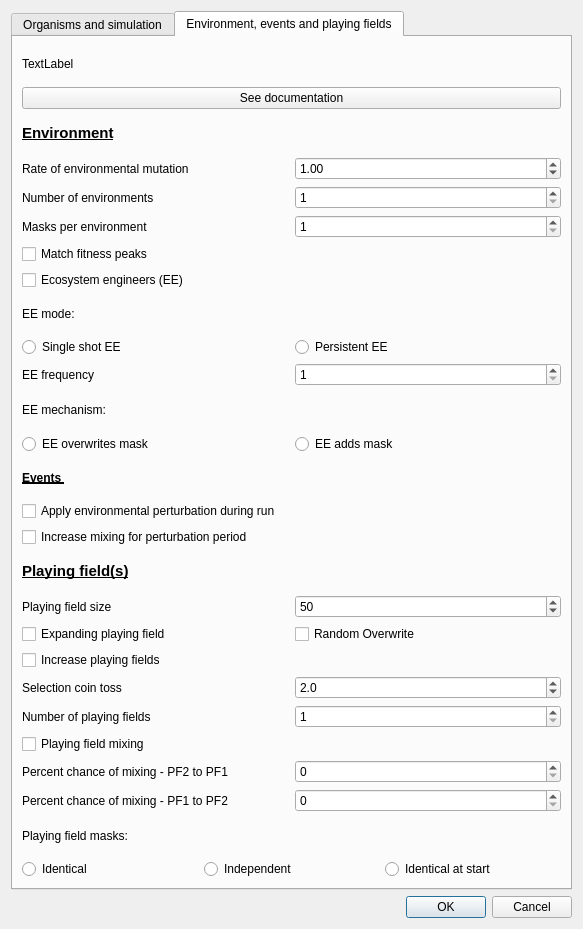
Before: the Qt Designer form settings.ui in palaeoware/trevosim, drawn with Qt 5.
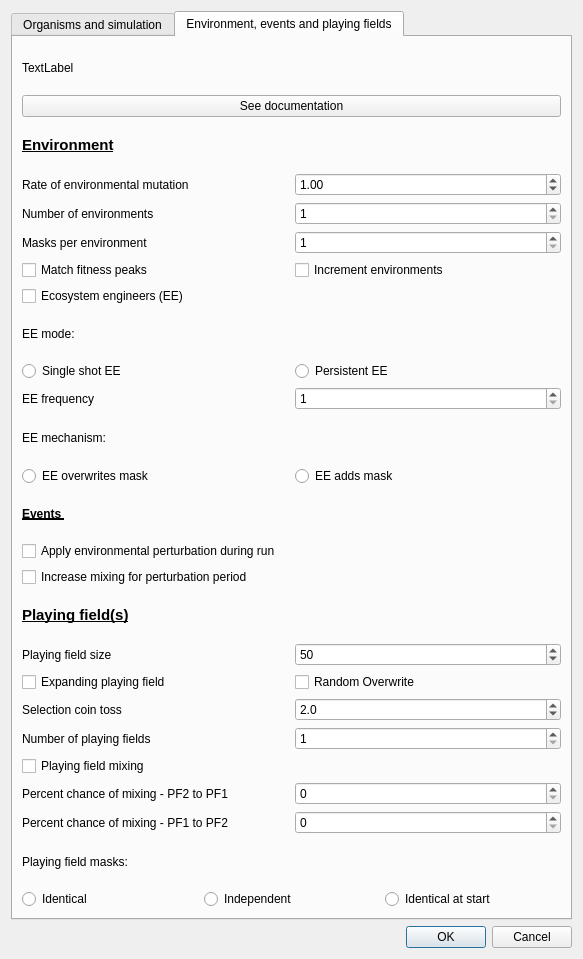
After: the same form once the commit is applied. The open tabs and pages were chosen to show the change.

Commit message:
fix error from last commit
We need to increase environments, not playing fields - fix the changes
to the GUI that I made last time.

Diff of the .ui file:
```diff
--- a/settings.ui
+++ b/settings.ui
@@ -7,7 +7,7 @@
     <x>0</x>
     <y>0</y>
     <width>583</width>
-    <height>929</height>
+    <height>959</height>
    </rect>
   </property>
   <property name="windowTitle">
@@ -17,7 +17,7 @@
    <item>
     <widget class="QTabWidget" name="settingsTabWidget">
      <property name="currentIndex">
-      <number>1</number>
+      <number>0</number>
      </property>
      <widget class="QWidget" name="organism_tab">
       <attribute name="title">
@@ -316,14 +316,68 @@
        <string>Environment, events and playing fields</string>
       </attribute>
       <layout class="QGridLayout" name="gridLayout_2">
-       <item row="26" column="0">
-        <widget class="QLabel" name="label_15">
+       <item row="7" column="1">
+        <widget class="QCheckBox" name="c_increment_environments">
          <property name="text">
-          <string>Percent chance of mixing - PF2 to PF1</string>
+          <string>Increment environments</string>
          </property>
         </widget>
        </item>
-       <item row="14" column="0" colspan="2">
+       <item row="1" column="0" colspan="2">
+        <widget class="QLabel" name="docs_label_02">
+         <property name="text">
+          <string>TextLabel</string>
+         </property>
+        </widget>
+       </item>
+       <item row="2" column="0" colspan="2">
+        <widget class="QPushButton" name="docs_pushButton_02">
+         <property name="text">
+          <string>See documentation</string>
+         </property>
+        </widget>
+       </item>
+       <item row="30" column="0">
+        <widget class="QLabel" name="label_16">
+         <property name="text">
+          <string>Playing field masks:</string>
+         </property>
+        </widget>
+       </item>
+       <item row="4" column="1">
+        <widget class="QDoubleSpinBox" name="s_environment_mutation">
+         <property name="decimals">
+          <number>2</number>
+         </property>
+         <property name="singleStep">
+          <double>0.010000000000000</double>
+         </property>
+         <property name="value">
+          <double>1.000000000000000</double>
+         </property>
+        </widget>
+       </item>
+       <item row="19" column="0">
+        <widget class="QLabel" name="label_22">
+         <property name="font">
+          <font>
+           <bold>true</bold>
+           <underline>true</underline>
+          </font>
+         </property>
+         <property name="text">
+          <string>Events </string>
+         </property>
+        </widget>
+       </item>
+       <item row="28" column="1">
+        <widget class="QSpinBox" name="s_mixing_1_to_0">
+         <property name="maximum">
+          <number>100</number>
+         </property>
+        </widget>
+       </item>
+       <item row="17" column="0" colspan="2">
         <layout class="QHBoxLayout" name="horizontalLayout_4">
          <item>
           <widget class="QRadioButton" name="r_overwrite_mask">
@@ -347,13 +401,6 @@
          </item>
         </layout>
        </item>
-       <item row="5" column="0">
-        <widget class="QLabel" name="label_19">
-         <property name="text">
-          <string>Number of environments</string>
-         </property>
-        </widget>
-       </item>
        <item row="4" column="0">
         <widget class="QLabel" name="label_7">
          <property name="text">
@@ -361,10 +408,31 @@
          </property>
         </widget>
        </item>
-       <item row="1" column="0" colspan="2">
-        <widget class="QLabel" name="docs_label_02">
+       <item row="15" column="0">
+        <widget class="QLabel" name="EE_Label">
          <property name="text">
-          <string>TextLabel</string>
+          <string>EE frequency</string>
+         </property>
+        </widget>
+       </item>
+       <item row="7" column="0">
+        <widget class="QCheckBox" name="c_match_fitness_peaks">
+         <property name="text">
+          <string>Match fitness peaks</string>
+         </property>
+        </widget>
+       </item>
+       <item row="22" column="0">
+        <widget class="QLabel" name="label_20">
+         <property name="font">
+          <font>
+           <pointsize>11</pointsize>
+           <bold>true</bold>
+           <underline>true</underline>
+          </font>
+         </property>
+         <property name="text">
+          <string>Playing field(s)</string>
          </property>
         </widget>
        </item>
@@ -376,148 +444,41 @@
         </widget>
        </item>
        <item row="21" column="0" colspan="2">
-        <layout class="QHBoxLayout" name="horizontalLayout_5">
-         <item>
-          <widget class="QCheckBox" name="c_expanding_playingfield">
-           <property name="text">
-            <string>Expanding playing field</string>
-           </property>
-          </widget>
-         </item>
-         <item>
-          <widget class="QCheckBox" name="c_random_overwrite">
-           <property name="text">
-            <string>Random Overwrite</string>
-           </property>
-          </widget>
-         </item>
-        </layout>
+        <widget class="QCheckBox" name="c_mixing_perturbation">
+         <property name="text">
+          <string>Increase mixing for perturbation period </string>
+         </property>
+        </widget>
        </item>
-       <item row="9" column="0" colspan="2">
+       <item row="6" column="0">
+        <widget class="QLabel" name="label_17">
+         <property name="text">
+          <string>Masks per environment</string>
+         </property>
+        </widget>
+       </item>
+       <item row="12" column="0" colspan="2">
         <widget class="QLabel" name="EE_Label_3">
          <property name="text">
           <string>EE mode:</string>
          </property>
         </widget>
        </item>
-       <item row="26" column="1">
-        <widget class="QSpinBox" name="s_mixing_1_to_0">
-         <property name="maximum">
-          <number>100</number>
-         </property>
-        </widget>
-       </item>
-       <item row="17" column="0" colspan="2">
+       <item row="20" column="0" colspan="2">
         <widget class="QCheckBox" name="c_extinction">
          <property name="text">
           <string>Apply environmental perturbation during run</string>
          </property>
         </widget>
        </item>
-       <item row="23" column="1">
-        <widget class="QDoubleSpinBox" name="s_selection">
-         <property name="decimals">
-          <number>1</number>
-         </property>
-         <property name="minimum">
-          <double>1.000000000000000</double>
-         </property>
-         <property name="value">
-          <double>2.000000000000000</double>
-         </property>
-        </widget>
-       </item>
-       <item row="25" column="0">
-        <widget class="QCheckBox" name="c_mixing">
-         <property name="text">
-          <string>Playing field mixing</string>
-         </property>
-        </widget>
-       </item>
-       <item row="18" column="0" colspan="2">
-        <widget class="QCheckBox" name="c_mixing_perturbation">
-         <property name="text">
-          <string>Increase mixing for perturbation period </string>
-         </property>
-        </widget>
-       </item>
-       <item row="24" column="0">
+       <item row="26" column="0">
         <widget class="QLabel" name="label_playingfieldNumber">
          <property name="text">
           <string>Number of playing fields</string>
          </property>
         </widget>
        </item>
-       <item row="7" column="0">
-        <widget class="QCheckBox" name="c_match_fitness_peaks">
-         <property name="text">
-          <string>Match fitness peaks</string>
-         </property>
-        </widget>
-       </item>
-       <item row="2" column="0" colspan="2">
-        <widget class="QPushButton" name="docs_pushButton_02">
-         <property name="text">
-          <string>See documentation</string>
-         </property>
-        </widget>
-       </item>
-       <item row="24" column="1">
-        <widget class="QSpinBox" name="s_multiple">
-         <property name="minimum">
-          <number>1</number>
-         </property>
-        </widget>
-       </item>
-       <item row="23" column="0">
-        <widget class="QLabel" name="label_23">
-         <property name="text">
-          <string>Selection coin toss</string>
-         </property>
-        </widget>
-       </item>
-       <item row="3" column="0">
-        <widget class="QLabel" name="label_14">
-         <property name="font">
-          <font>
-           <pointsize>11</pointsize>
-           <bold>true</bold>
-           <underline>true</underline>
-          </font>
-         </property>
-         <property name="text">
-          <string>Environment</string>
-         </property>
-        </widget>
-       </item>
-       <item row="27" column="0">
-        <widget class="QLabel" name="label_21">
-         <property name="text">
-          <string>Percent chance of mixing - PF1 to PF2</string>
-         </property>
-        </widget>
-       </item>
-       <item row="27" column="1">
-        <widget class="QSpinBox" name="s_mixing_0_to_1">
-         <property name="maximum">
-          <number>100</number>
-         </property>
-        </widget>
-       </item>
-       <item row="20" column="1">
-        <widget class="QSpinBox" name="s_playingfield_size">
-         <property name="minimum">
-          <number>2</number>
-         </property>
-         <property name="maximum">
-          <number>10000</number>
-         </property>
-         <property name="value">
-          <number>50</number>
-         </property>
-        </widget>
-       </item>
-       <item row="11" column="0" colspan="2">
+       <item row="14" column="0" colspan="2">
         <layout class="QHBoxLayout" name="horizontalLayout_2">
          <item>
           <widget class="QRadioButton" name="r_once_EE">
@@ -541,42 +502,49 @@
          </item>
         </layout>
        </item>
-       <item row="12" column="0">
-        <widget class="QLabel" name="EE_Label">
+       <item row="28" column="0">
+        <widget class="QLabel" name="label_15">
          <property name="text">
-          <string>EE frequency</string>
+          <string>Percent chance of mixing - PF2 to PF1</string>
          </property>
         </widget>
        </item>
-       <item row="8" column="0">
+       <item row="24" column="0">
+        <widget class="QCheckBox" name="c_expanding_playingfield">
+         <property name="text">
+          <string>Expanding playing field</string>
+         </property>
+        </widget>
+       </item>
+       <item row="11" column="0">
         <widget class="QCheckBox" name="c_ecosystem_engineers">
          <property name="text">
           <string>Ecosystem engineers (EE)</string>
          </property>
         </widget>
        </item>
-       <item row="19" column="0">
-        <widget class="QLabel" name="label_20">
-         <property name="font">
-          <font>
-           <pointsize>11</pointsize>
-           <bold>true</bold>
-           <underline>true</underline>
-          </font>
+       <item row="26" column="1">
+        <widget class="QSpinBox" name="s_multiple">
+         <property name="minimum">
+          <number>1</number>
          </property>
+        </widget>
+       </item>
+       <item row="16" column="0">
+        <widget class="QLabel" name="EE_Label_2">
          <property name="text">
-          <string>Playing field(s)</string>
+          <string>EE mechanism:</string>
          </property>
         </widget>
        </item>
-       <item row="20" column="0">
-        <widget class="QLabel" name="label_18">
+       <item row="5" column="0">
+        <widget class="QLabel" name="label_19">
          <property name="text">
-          <string>Playing field size</string>
+          <string>Number of environments</string>
          </property>
         </widget>
        </item>
-       <item row="12" column="1">
+       <item row="15" column="1">
         <widget class="QSpinBox" name="s_EE_frequency">
          <property name="minimum">
           <number>1</number>
@@ -586,27 +554,62 @@
          </property>
         </widget>
        </item>
-       <item row="4" column="1">
-        <widget class="QDoubleSpinBox" name="s_environment_mutation">
+       <item row="27" column="0">
+        <widget class="QCheckBox" name="c_mixing">
+         <property name="text">
+          <string>Playing field mixing</string>
+         </property>
+        </widget>
+       </item>
+       <item row="25" column="0">
+        <widget class="QLabel" name="label_23">
+         <property name="text">
+          <string>Selection coin toss</string>
+         </property>
+        </widget>
+       </item>
+       <item row="29" column="0">
+        <widget class="QLabel" name="label_21">
+         <property name="text">
+          <string>Percent chance of mixing - PF1 to PF2</string>
+         </property>
+        </widget>
+       </item>
+       <item row="29" column="1">
+        <widget class="QSpinBox" name="s_mixing_0_to_1">
+         <property name="maximum">
+          <number>100</number>
+         </property>
+        </widget>
+       </item>
+       <item row="24" column="1">
+        <widget class="QCheckBox" name="c_random_overwrite">
+         <property name="text">
+          <string>Random Overwrite</string>
+         </property>
+        </widget>
+       </item>
+       <item row="25" column="1">
+        <widget class="QDoubleSpinBox" name="s_selection">
          <property name="decimals">
-          <number>2</number>
+          <number>1</number>
          </property>
-         <property name="singleStep">
-          <double>0.010000000000000</double>
-         </property>
-         <property name="value">
+         <property name="minimum">
           <double>1.000000000000000</double>
          </property>
+         <property name="value">
+          <double>2.000000000000000</double>
+         </property>
         </widget>
        </item>
-       <item row="28" column="0">
-        <widget class="QLabel" name="label_16">
-         <property name="text">
-          <string>Playing field masks:</string>
+       <item row="6" column="1">
+        <widget class="QSpinBox" name="s_masks_per_environment">
+         <property name="minimum">
+          <number>1</number>
          </property>
         </widget>
        </item>
-       <item row="29" column="0" colspan="2">
+       <item row="31" column="0" colspan="2">
         <layout class="QHBoxLayout" name="horizontalLayout">
          <item>
           <widget class="QRadioButton" name="r_identical">
@@ -631,44 +634,37 @@
          </item>
         </layout>
        </item>
-       <item row="16" column="0">
-        <widget class="QLabel" name="label_22">
+       <item row="23" column="1">
+        <widget class="QSpinBox" name="s_playingfield_size">
+         <property name="minimum">
+          <number>2</number>
+         </property>
+         <property name="maximum">
+          <number>10000</number>
+         </property>
+         <property name="value">
+          <number>50</number>
+         </property>
+        </widget>
+       </item>
+       <item row="3" column="0">
+        <widget class="QLabel" name="label_14">
          <property name="font">
           <font>
+           <pointsize>11</pointsize>
            <bold>true</bold>
            <underline>true</underline>
           </font>
          </property>
          <property name="text">
-          <string>Events </string>
+          <string>Environment</string>
          </property>
         </widget>
        </item>
-       <item row="13" column="0">
-        <widget class="QLabel" name="EE_Label_2">
+       <item row="23" column="0">
+        <widget class="QLabel" name="label_18">
          <property name="text">
-          <string>EE mechanism:</string>
-         </property>
-        </widget>
-       </item>
-       <item row="6" column="0">
-        <widget class="QLabel" name="label_17">
-         <property name="text">
-          <string>Masks per environment</string>
-         </property>
-        </widget>
-       </item>
-       <item row="6" column="1">
-        <widget class="QSpinBox" name="s_masks_per_environment">
-         <property name="minimum">
-          <number>1</number>
-         </property>
-        </widget>
-       </item>
-       <item row="22" column="0">
-        <widget class="QCheckBox" name="checkBox">
-         <property name="text">
-          <string>Increase playing fields</string>
+          <string>Playing field size</string>
          </property>
         </widget>
        </item>
```
